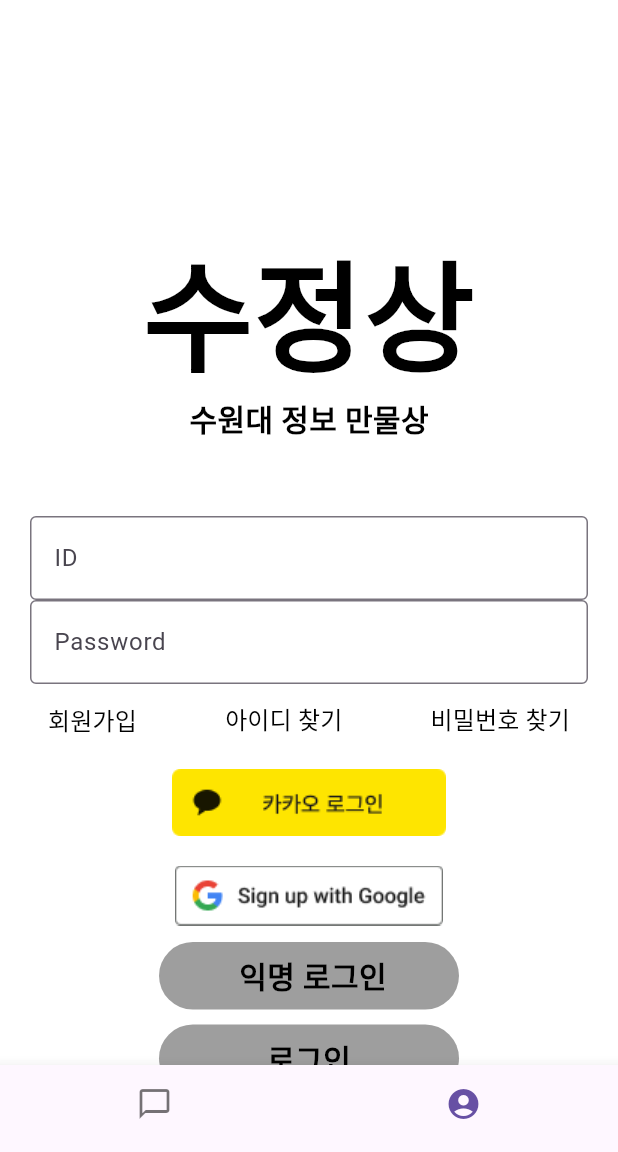
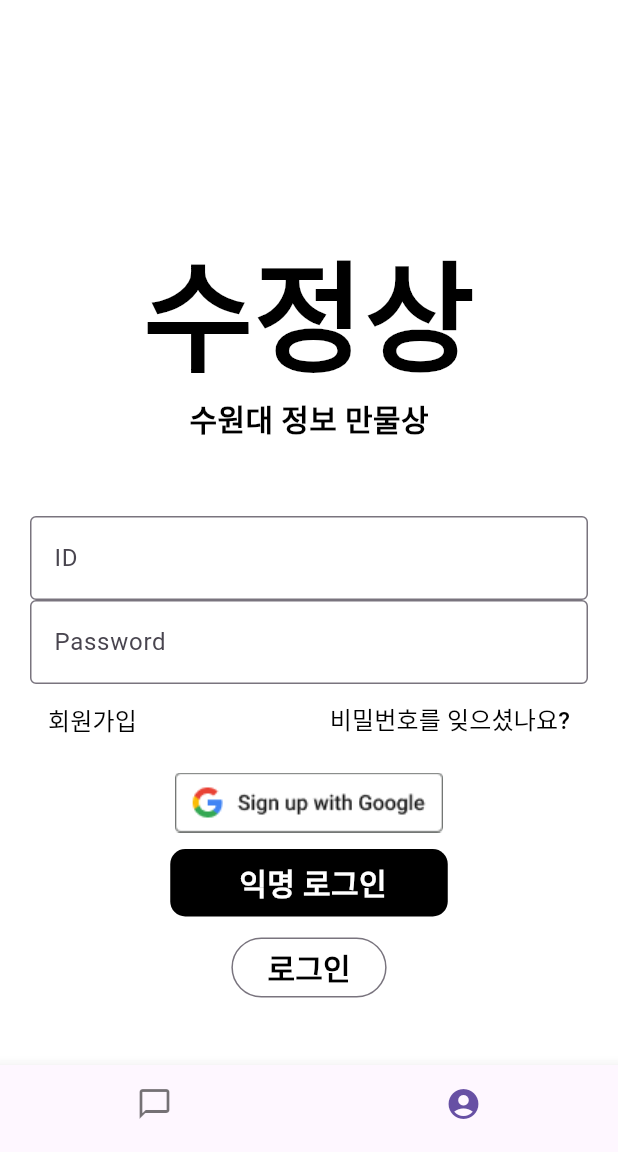
Before and after one commit to jspark0926/usw_chat_bot_app, a Flutter app: the screen it shows after launch, item 2 of the bottom bar chosen, on a phone screen of 412 x 824 dp, the part 84-1236 px from its top. Run offline on Flutter 3.47's test engine with Material 3 defaults, Android fonts, the phone set to English and light mode, and no system bars; our stand-ins replace firebase_auth, firebase_core, google_sign_in, velocity_x; accounts and stored records are empty.

Commit message:
졸업 프로젝트

```diff
--- a/lib/account_page/s_signup_page.dart
+++ b/lib/account_page/s_signup_page.dart
@@ -98,6 +98,7 @@ class _SignUpPageState extends State<SignUpPage> {
                     email: emailAddress,
                     password: password,
                   );
+                  await FirebaseAuth.instance.signOut();
                   Navigator.pop(context);
                 } on FirebaseAuthException catch (e) {
                   if (e.code == 'weak-password') {
--- a/lib/main.dart
+++ b/lib/main.dart
@@ -4,9 +4,9 @@ import 'package:firebase_auth/firebase_auth.dart';
 import 'package:firebase_core/firebase_core.dart';
 import 'package:flutter/material.dart';
 import 'package:provider/provider.dart';
+import 'package:usw_chat_bot_app/provider/auth_provider2.dart';
 import 'package:usw_chat_bot_app/user_page/w_userPage.dart';
 import 'package:usw_chat_bot_app/w_default_Layout.dart';
-import 'package:usw_chat_bot_app/auth_provider2.dart';
 import 'firebase_options.dart';
 import 'main_page/w_main_page.dart';
 
@@ -59,6 +59,9 @@ class _MyAppState extends State<MyApp> {
   @override
   Widget build(BuildContext context) {
     return MaterialApp(
+      theme: ThemeData(
+        useMaterial3: true,
+      ),
       home: DefaultLayout(
         loginState: true,
         title: 'appbar',
--- a/lib/main_page/w_main_page.dart
+++ b/lib/main_page/w_main_page.dart
@@ -3,8 +3,9 @@ import 'package:flutter/material.dart';
 import 'package:provider/provider.dart';
 import 'package:usw_chat_bot_app/main_page/s_login_main_page.dart';
 import 'package:usw_chat_bot_app/main_page/s_logout_main_page.dart';
+import 'package:usw_chat_bot_app/provider/auth_provider2.dart';
 
-import '../auth_provider2.dart';
+
 
 class mainPage extends StatefulWidget {
   const mainPage({super.key});
--- a/lib/user_page/s_logout_user_page.dart
+++ b/lib/user_page/s_logout_user_page.dart
@@ -1,9 +1,12 @@
 import 'package:firebase_auth/firebase_auth.dart';
 import 'package:flutter/material.dart';
+import 'package:provider/provider.dart';
+import 'package:usw_chat_bot_app/provider/auth_provider2.dart';
 import '../account_page/s_find_password.dart';
 import '../account_page/s_find_id.dart';
 import '../account_page/s_signup_page.dart';
 import 'package:velocity_x/velocity_x.dart';
+import 'package:google_sign_in/google_sign_in.dart';
 
 class logoutUserPage extends StatefulWidget {
   const logoutUserPage({super.key});
@@ -15,7 +18,7 @@ class logoutUserPage extends StatefulWidget {
 class _logoutUserPageState extends State<logoutUserPage> {
   late String emailAddress = '';
   late String password = '';
-
+  late AuthProvider2 authProvider = Provider.of<AuthProvider2>(context, listen: false);
 
   @override
   Widget build(BuildContext context) {
@@ -61,16 +64,17 @@ class _logoutUserPageState extends State<logoutUserPage> {
                 },
                 child: "회원가입".text.black.size(16).make().pOnly(left: 20),
               ),
-              Expanded(
-                child: TextButton(
-                  onPressed: () {
-                    Navigator.push(
-                        context,
-                        MaterialPageRoute(
-                            builder: (context) => const FindId()));
-                  },
-                  child: "아이디 찾기".text.black.size(16).make().pOnly(left: 20),
-                ),
+              const Expanded(
+                child: SizedBox(),
+                // child: TextButton(
+                //   onPressed: () {
+                //     Navigator.push(
+                //         context,
+                //         MaterialPageRoute(
+                //             builder: (context) => const FindId()));
+                //   },
+                //   child: "아이디 찾기".text.black.size(16).make().pOnly(left: 20),
+                // ),
               ),
               TextButton(
                 onPressed: () {
@@ -79,7 +83,7 @@ class _logoutUserPageState extends State<logoutUserPage> {
                       MaterialPageRoute(
                           builder: (context) => const FindPassword()));
                 },
-                child: "비밀번호 찾기"
+                child: "비밀번호를 잊으셨나요?"
                     .text
                     .black
                     .size(16)
@@ -92,15 +96,15 @@ class _logoutUserPageState extends State<logoutUserPage> {
           Column(
             children: [
               IconButton(
-                onPressed: null,
-                icon: Image.asset(
-                  'assets/images/kakao_login_medium_narrow.png',
-                  width: 206,
-                  height: 46,
-                ),
-              ),
-              IconButton(
-                onPressed: null,
+                onPressed: () async {
+                  // authProvider.signInWithGoogle();
+                  final GoogleSignInAccount? googleUser = await GoogleSignIn().signIn();
+                  final GoogleSignInAuthentication? googleAuth = await googleUser?.authentication;
+                  final credential = GoogleAuthProvider.credential(
+                    accessToken: googleAuth?.accessToken,
+                    idToken: googleAuth?.idToken,
+                  );
+                },
                 icon: Image.asset(
                   'assets/images/android_light_sq_SU@1x.png',
                   width: 206,
@@ -116,38 +120,34 @@ class _logoutUserPageState extends State<logoutUserPage> {
                     await FirebaseAuth.instance.signInAnonymously();
                 print("Signed in with temporary account.");
               } on FirebaseAuthException catch (e) {
-                switch (e.code) {
-                  case "operation-not-allowed":
-                    print(
-                        "Anonymous auth hasn't been enabled for this project.");
-                    break;
-                  default:
-                    print("Unknown error.");
+                if (e.code == 'user-not-found') {
+                  ScaffoldMessenger.of(context).showSnackBar(
+                    SnackBar(
+                      content: '등록된 이메일이 없습니다'.text.bold.white.size(20).make(),
+                    ),
+                  );
+                } else if (e.code == 'wrong-password') {
+                  ScaffoldMessenger.of(context).showSnackBar(
+                    SnackBar(
+                      content: '비밀번호가 틀립니다.'.text.bold.white.size(20).make(),
+                    ),
+                  );
                 }
               }
             },
             child: Container(
-              width: 200,
+              width: 185,
               height: 45,
               decoration: BoxDecoration(
-                color: Colors.grey,
-                borderRadius: BorderRadius.circular(30),
+                color: Colors.black,
+                borderRadius: BorderRadius.circular(10),
               ),
-              child: Center(child: ' 익명 로그인'.text.black.bold.size(20).make()),
+              child: Center(child: ' 익명 로그인'.text.white.bold.size(20).make()),
             ),
           ),
           HeightBox(10),
-          InkWell(
-            child: Container(
-              width: 200,
-              height: 45,
-              decoration: BoxDecoration(
-                color: Colors.grey,
-                borderRadius: BorderRadius.circular(30),
-              ),
-              child: Center(child: '로그인'.text.black.bold.size(20).make()),
-            ),
-            onTap: () async {
+          OutlinedButton(
+            onPressed: () async {
               try {
                 final credential = await FirebaseAuth.instance
                     .signInWithEmailAndPassword(
@@ -160,6 +160,7 @@ class _logoutUserPageState extends State<logoutUserPage> {
                 }
               }
             },
+            child: '로그인'.text.black.bold.size(20).make(),
           ),
         ],
       ),
--- a/lib/user_page/w_userPage.dart
+++ b/lib/user_page/w_userPage.dart
@@ -1,7 +1,10 @@
 import 'package:firebase_auth/firebase_auth.dart';
 import 'package:flutter/material.dart';
+import 'package:provider/provider.dart';
 import 'package:usw_chat_bot_app/user_page/s_login_user_page.dart';
 import 'package:usw_chat_bot_app/user_page/s_logout_user_page.dart';
+
+import '../provider/auth_provider2.dart';
 
 class userPage extends StatefulWidget {
   const userPage({super.key});
@@ -11,34 +14,16 @@ class userPage extends StatefulWidget {
 }
 
 class _userPageState extends State<userPage> {
-  late bool? loginState;
-
-
-  @override
-  void initState() {
-    super.initState();
-    loginState = null;
-  }
 
   @override
   Widget build(BuildContext context) {
-    FirebaseAuth.instance
-        .authStateChanges()
-        .listen((User? user) {
-      if (user != null) {
-        setState(() {
-          loginState = true;
-        });
-      } else {
-        setState(() {
-          loginState = false;
-        });
-      }
-    });
-    if (loginState == false || loginState == null) {
+    final authProvider = Provider.of<AuthProvider2>(context);
+
+
+    if (authProvider.user != null) {
+      return const loginUserPage();
+    } else {
       return const logoutUserPage();
-    }  else {
-      return const loginUserPage();
     }
   }
 }
--- a/lib/w_default_Layout.dart
+++ b/lib/w_default_Layout.dart
@@ -1,4 +1,3 @@
-import 'package:flutter/cupertino.dart';
 import 'package:flutter/material.dart';
 import 'package:velocity_x/velocity_x.dart';
 
@@ -45,7 +44,7 @@ class DefaultLayout extends StatelessWidget {
               onPressed: null,
               icon: Image.asset('assets/images/usw_logo.png'),
             ).pOnly(left: 20),
-            Expanded(child: SizedBox()),
+            const Expanded(child: SizedBox()),
             Container(
               width: 80,
               height: 30,
--- a/pubspec.yaml
+++ b/pubspec.yaml
@@ -39,6 +39,7 @@ dependencies:
   firebase_core: ^2.31.0
   firebase_auth: ^4.19.5
   provider: ^6.1.2
+  google_sign_in: ^6.2.1
 
 dev_dependencies:
   flutter_test:
```
Also changed, not shown: lib/account_page/s_update_password_page.dart (added, +93 -0 lines), lib/auth_provider2.dart (deleted, +0 -25 lines), lib/inquire_page/s_about_inquire_page.dart (added, +15 -0 lines), lib/inquire_page/s_receive_inquire_page.dart (added, +137 -0 lines), lib/main_page/s_login_main_page.dart (+17 -1 lines), lib/provider/auth_provider2.dart (added, +168 -0 lines), lib/user_page/s_login_user_page.dart (+114 -5 lines), pubspec.lock, 5 other files.
